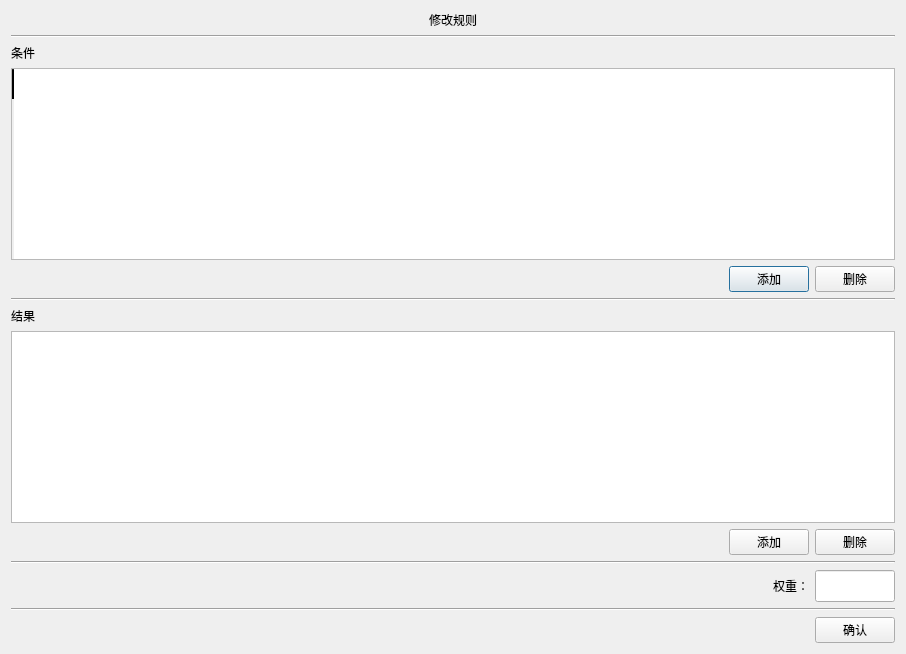
Before: the Qt Designer form Rule-design/uisrc/changedialog.ui in zhyhouyuan/Project, drawn with Qt 5.
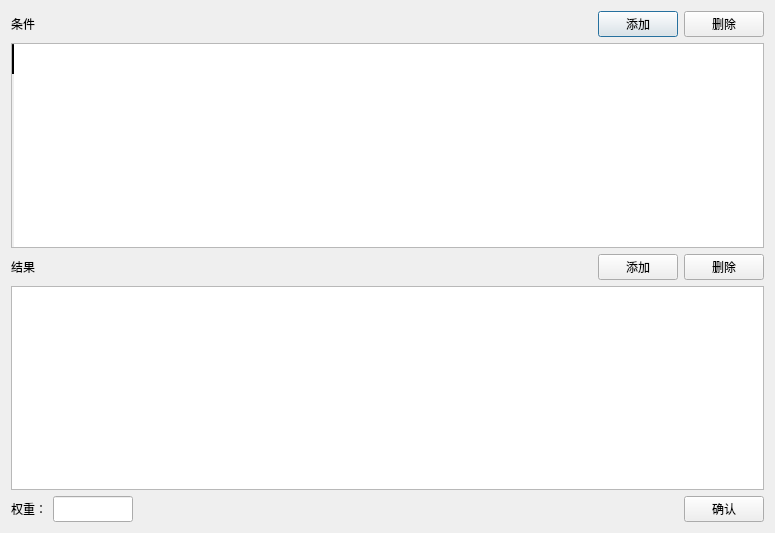
After: the same form once the commit is applied.

Patch:
```diff
--- a/Rule-design/uisrc/changedialog.ui
+++ b/Rule-design/uisrc/changedialog.ui
@@ -6,8 +6,8 @@
    <rect>
     <x>0</x>
     <y>0</y>
-    <width>906</width>
-    <height>654</height>
+    <width>775</width>
+    <height>533</height>
    </rect>
   </property>
   <property name="windowTitle">
@@ -15,33 +15,53 @@
   </property>
   <layout class="QGridLayout" name="gridLayout">
    <item row="0" column="0">
-    <layout class="QVBoxLayout" name="verticalLayout">
-     <item alignment="Qt::AlignHCenter">
-      <widget class="QLabel" name="label">
-       <property name="styleSheet">
-        <string notr="true">font: 18pt &quot;宋体&quot;;</string>
-       </property>
-       <property name="text">
-        <string>修改规则</string>
-       </property>
-      </widget>
-     </item>
+    <layout class="QVBoxLayout" name="verticalLayout" stretch="0,1,0,1,0">
      <item>
-      <widget class="Line" name="line">
-       <property name="orientation">
-        <enum>Qt::Horizontal</enum>
-       </property>
-      </widget>
-     </item>
-     <item>
-      <widget class="QLabel" name="label_3">
-       <property name="styleSheet">
-        <string notr="true">font: 16pt &quot;宋体&quot;;</string>
-       </property>
-       <property name="text">
-        <string>条件</string>
-       </property>
-      </widget>
+      <layout class="QHBoxLayout" name="horizontalLayout_4">
+       <item>
+        <widget class="QLabel" name="label_3">
+         <property name="styleSheet">
+          <string notr="true">font: 14pt &quot;Microsoft YaHei&quot;;</string>
+         </property>
+         <property name="text">
+          <string>条件</string>
+         </property>
+        </widget>
+       </item>
+       <item>
+        <spacer name="horizontalSpacer_3">
+         <property name="orientation">
+          <enum>Qt::Horizontal</enum>
+         </property>
+         <property name="sizeHint" stdset="0">
+          <size>
+           <width>40</width>
+           <height>20</height>
+          </size>
+         </property>
+        </spacer>
+       </item>
+       <item>
+        <widget class="QPushButton" name="add">
+         <property name="styleSheet">
+          <string notr="true">font: 10pt &quot;Microsoft YaHei&quot;;</string>
+         </property>
+         <property name="text">
+          <string>添加</string>
+         </property>
+        </widget>
+       </item>
+       <item>
+        <widget class="QPushButton" name="del">
+         <property name="styleSheet">
+          <string notr="true">font: 10pt &quot;Microsoft YaHei&quot;;</string>
+         </property>
+         <property name="text">
+          <string>删除</string>
+         </property>
+        </widget>
+       </item>
+      </layout>
      </item>
      <item>
       <widget class="QTableWidget" name="table_if">
@@ -63,59 +83,18 @@
        </row>
       </widget>
      </item>
-     <item>
-      <layout class="QHBoxLayout" name="horizontalLayout_4">
-       <item>
-        <spacer name="horizontalSpacer_3">
-         <property name="orientation">
-          <enum>Qt::Horizontal</enum>
-         </property>
-         <property name="sizeHint" stdset="0">
-          <size>
-           <width>40</width>
-           <height>20</height>
-          </size>
-         </property>
-        </spacer>
-       </item>
-       <item>
-        <widget class="QPushButton" name="add">
-         <property name="text">
-          <string>添加</string>
-         </property>
-        </widget>
-       </item>
-       <item>
-        <widget class="QPushButton" name="del">
-         <property name="text">
-          <string>删除</string>
-         </property>
-        </widget>
-       </item>
-      </layout>
-     </item>
-     <item>
-      <widget class="Line" name="line_4">
-       <property name="orientation">
-        <enum>Qt::Horizontal</enum>
-       </property>
-      </widget>
-     </item>
-     <item>
-      <widget class="QLabel" name="label_4">
-       <property name="styleSheet">
-        <string notr="true">font: 16pt &quot;宋体&quot;;</string>
-       </property>
-       <property name="text">
-        <string>结果</string>
-       </property>
-      </widget>
-     </item>
-     <item>
-      <widget class="QTableWidget" name="table_then"/>
-     </item>
      <item>
       <layout class="QHBoxLayout" name="horizontalLayout_2">
+       <item>
+        <widget class="QLabel" name="label_4">
+         <property name="styleSheet">
+          <string notr="true">font: 14pt &quot;Microsoft YaHei&quot;;</string>
+         </property>
+         <property name="text">
+          <string>结果</string>
+         </property>
+        </widget>
+       </item>
        <item>
         <spacer name="horizontalSpacer_4">
          <property name="orientation">
@@ -131,6 +110,9 @@
        </item>
        <item>
         <widget class="QPushButton" name="add_2">
+         <property name="styleSheet">
+          <string notr="true">font: 10pt &quot;Microsoft YaHei&quot;;</string>
+         </property>
          <property name="text">
           <string>添加</string>
          </property>
@@ -138,6 +120,9 @@
        </item>
        <item>
         <widget class="QPushButton" name="del_2">
+         <property name="styleSheet">
+          <string notr="true">font: 10pt &quot;Microsoft YaHei&quot;;</string>
+         </property>
          <property name="text">
           <string>删除</string>
          </property>
@@ -146,27 +131,10 @@
       </layout>
      </item>
      <item>
-      <widget class="Line" name="line_2">
-       <property name="orientation">
-        <enum>Qt::Horizontal</enum>
-       </property>
-      </widget>
+      <widget class="QTableWidget" name="table_then"/>
      </item>
      <item>
       <layout class="QHBoxLayout" name="horizontalLayout">
-       <item>
-        <spacer name="horizontalSpacer_2">
-         <property name="orientation">
-          <enum>Qt::Horizontal</enum>
-         </property>
-         <property name="sizeHint" stdset="0">
-          <size>
-           <width>40</width>
-           <height>20</height>
-          </size>
-         </property>
-        </spacer>
-       </item>
        <item>
         <widget class="QLabel" name="label_2">
          <property name="styleSheet">
@@ -199,25 +167,14 @@
          </property>
         </widget>
        </item>
-      </layout>
-     </item>
-     <item>
-      <widget class="Line" name="line_3">
-       <property name="orientation">
-        <enum>Qt::Horizontal</enum>
-       </property>
-      </widget>
-     </item>
-     <item>
-      <layout class="QHBoxLayout" name="horizontalLayout_3">
        <item>
-        <spacer name="horizontalSpacer">
+        <spacer name="horizontalSpacer_2">
          <property name="orientation">
           <enum>Qt::Horizontal</enum>
          </property>
          <property name="sizeHint" stdset="0">
           <size>
-           <width>368</width>
+           <width>40</width>
            <height>20</height>
           </size>
          </property>
```
Left out of the diff: 4 changed lines with no effect on the pictures.
